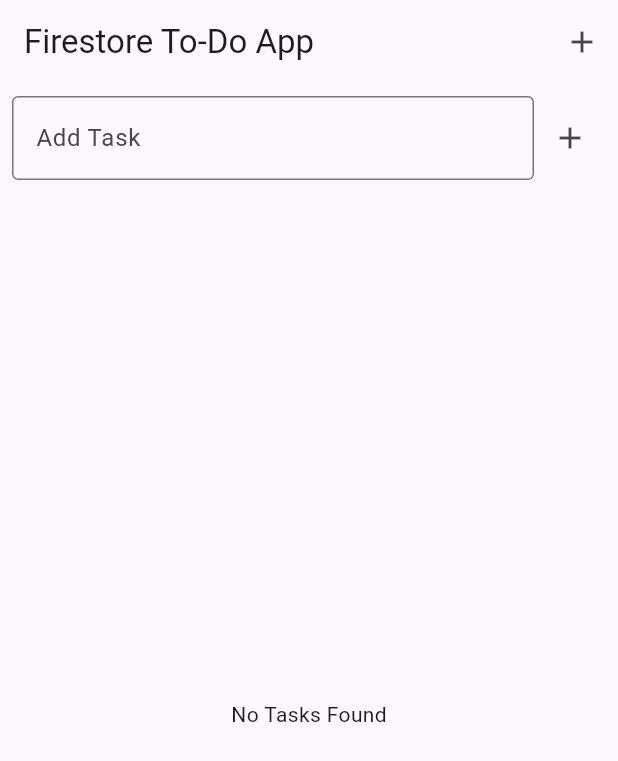
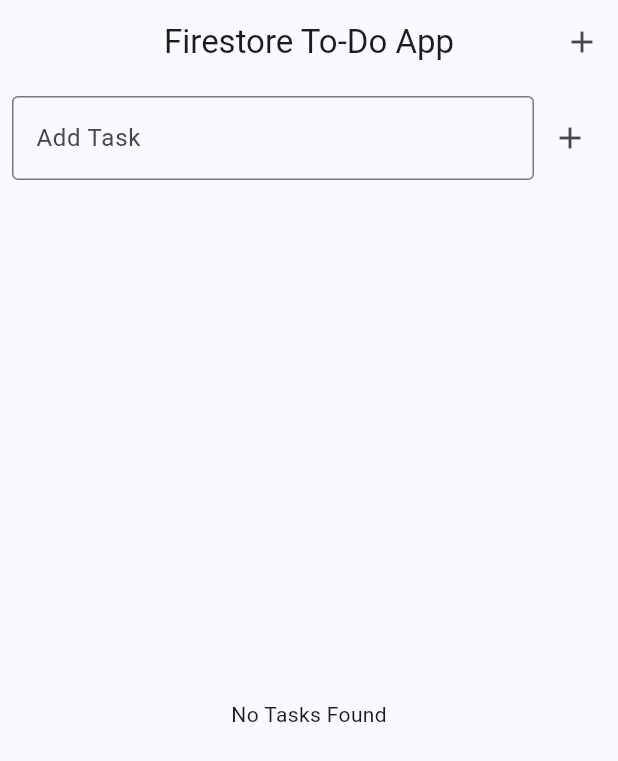
Before and after one commit to SharmaNityam/firebase_todo, a Flutter app: the screen it shows after launch, on a phone screen of 412 x 824 dp. Shown: the top 761 px of the screen. Run offline on Flutter 3.47's test engine with Material 3 defaults, Android fonts, the phone set to English and light mode, and no system bars; our stand-ins replace cloud_firestore, firebase_core; accounts and stored records are empty.

Commit message:
Update main.dart

```diff
--- a/lib/main.dart
+++ b/lib/main.dart
@@ -5,7 +5,6 @@ import 'screens/home_screen.dart';
 void main() async {
   WidgetsFlutterBinding.ensureInitialized();
   await Firebase.initializeApp();
-  print("Firebase initialized successfully");
   runApp(const MyApp());
 }
 
@@ -15,9 +14,30 @@ class MyApp extends StatelessWidget {
   @override
   Widget build(BuildContext context) {
     return MaterialApp(
+      debugShowCheckedModeBanner: false,
       title: 'Firestore To-Do App',
       theme: ThemeData(
-        primarySwatch: Colors.blue,
+        useMaterial3: true,
+        colorScheme: ColorScheme.fromSeed(
+          seedColor: const Color(0xFF6C63FF),
+          brightness: Brightness.light,
+        ),
+        appBarTheme: const AppBarTheme(
+          elevation: 0,
+          centerTitle: true,
+        ),
+        cardTheme: CardTheme(
+          elevation: 4,
+          shape: RoundedRectangleBorder(
+            borderRadius: BorderRadius.circular(16),
+          ),
+        ),
+        floatingActionButtonTheme: FloatingActionButtonThemeData(
+          backgroundColor: const Color(0xFF6C63FF),
+          shape: RoundedRectangleBorder(
+            borderRadius: BorderRadius.circular(16),
+          ),
+        ),
       ),
       home: const HomeScreen(),
     );
```
